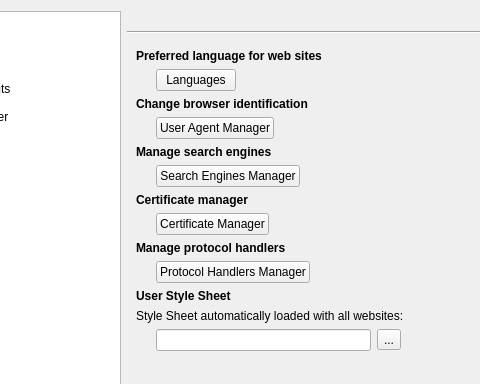
Qt form src/lib/preferences/preferences.ui (KDE/falkon) before a commit; both pictures show x 110 to 590 and y 0 to 384 of the 840 by 550 pixel window.
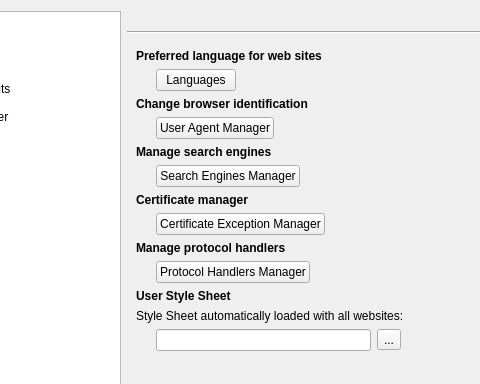
The same form after that commit. The open tabs and pages were chosen to show the change. Custom widgets are drawn as their Qt base class.

Commit message: Rename 'Certificate manager' to 'Certificate exception manager'

Diff of the .ui file:
```diff
--- a/src/lib/preferences/preferences.ui
+++ b/src/lib/preferences/preferences.ui
@@ -2502,7 +2502,7 @@
              <item>
               <widget class="QPushButton" name="certificateManager">
                <property name="text">
-                <string>Certificate Manager</string>
+                <string>Certificate Exception Manager</string>
                </property>
               </widget>
              </item>
```
The commit also changes 1 other file.
